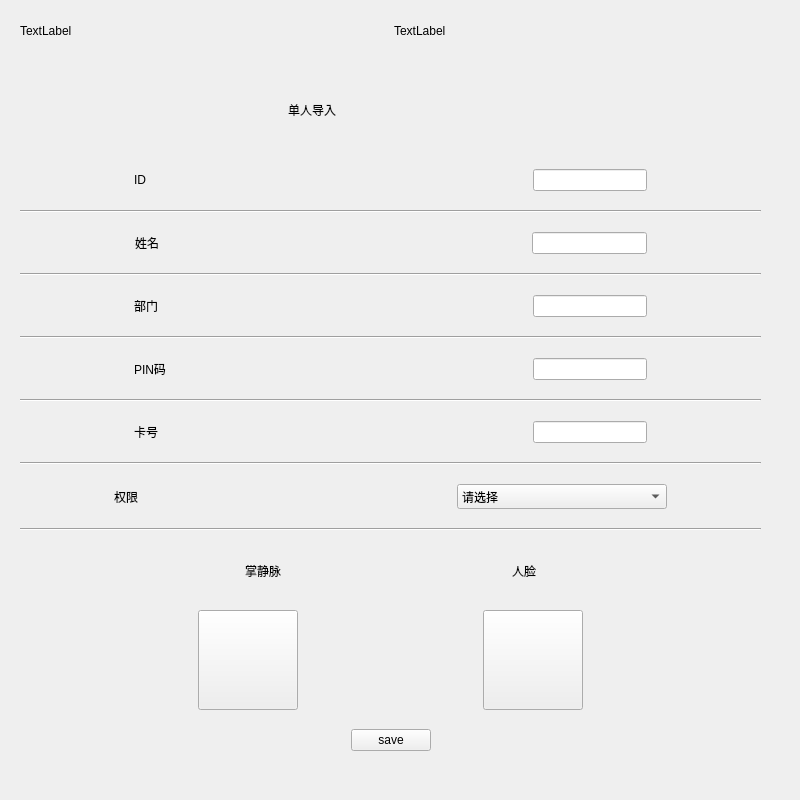
Above: registerform.ui from TerCui/plamProject before the change. Below: the same form after it.
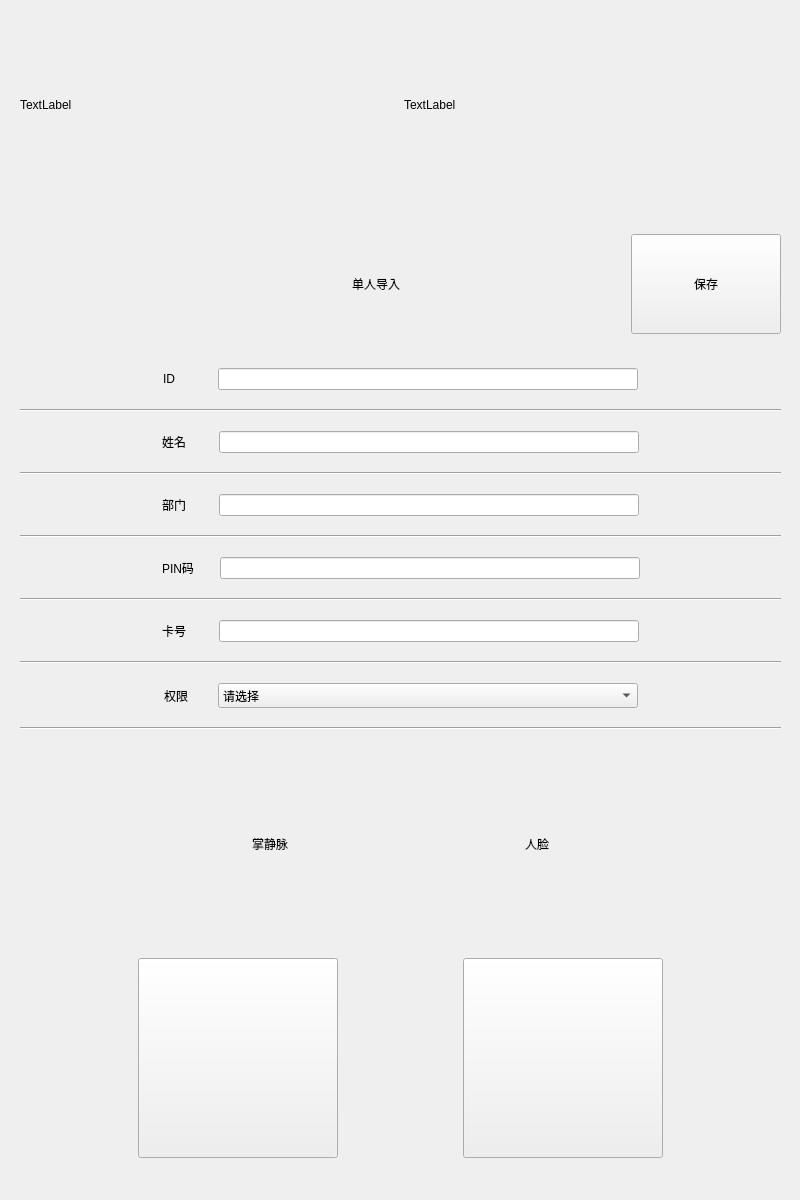
That is the form after the change. Icons and pictures are not drawn.

Patch:
```diff
--- a/registerform.ui
+++ b/registerform.ui
@@ -7,22 +7,22 @@
     <x>0</x>
     <y>0</y>
     <width>800</width>
-    <height>800</height>
+    <height>1200</height>
    </rect>
   </property>
   <property name="windowTitle">
    <string>Form</string>
   </property>
-  <widget class="QWidget" name="">
+  <widget class="QWidget" name="layoutWidget">
    <property name="geometry">
     <rect>
      <x>20</x>
      <y>10</y>
-     <width>741</width>
-     <height>741</height>
+     <width>761</width>
+     <height>1161</height>
     </rect>
    </property>
-   <layout class="QVBoxLayout" name="verticalLayout" stretch="1,0,1,0,1,0,0,0,1,0,0,0,1,0,0,0,1,0,0,0,1,0,0,0,1,0,0,0,1,0,0,0,1">
+   <layout class="QVBoxLayout" name="verticalLayout" stretch="1,0,1,0,1,0,0,0,1,0,0,0,1,0,0,0,1,0,0,0,1,0,0,0,1,0,0,0,1,0,0,0">
     <item>
      <layout class="QHBoxLayout" name="horizontalLayout_10">
       <item>
@@ -92,8 +92,8 @@
         </property>
         <property name="minimumSize">
          <size>
-          <width>50</width>
-          <height>50</height>
+          <width>100</width>
+          <height>100</height>
          </size>
         </property>
         <property name="styleSheet">
@@ -151,17 +151,23 @@
        </spacer>
       </item>
       <item>
-       <spacer name="horizontalSpacer_2">
-        <property name="orientation">
-         <enum>Qt::Horizontal</enum>
+       <widget class="QPushButton" name="pushButton_2">
+        <property name="sizePolicy">
+         <sizepolicy hsizetype="Fixed" vsizetype="Fixed">
+          <horstretch>0</horstretch>
+          <verstretch>0</verstretch>
+         </sizepolicy>
         </property>
-        <property name="sizeHint" stdset="0">
+        <property name="minimumSize">
          <size>
-          <width>40</width>
-          <height>20</height>
+          <width>150</width>
+          <height>100</height>
          </size>
         </property>
-       </spacer>
+        <property name="text">
+         <string>保存</string>
+        </property>
+       </widget>
       </item>
      </layout>
     </item>
@@ -196,51 +202,25 @@
       <item>
        <widget class="QLabel" name="label_id">
         <property name="text">
-         <string>ID            </string>
+         <string>ID           </string>
         </property>
        </widget>
       </item>
       <item>
-       <spacer name="horizontalSpacer_4">
-        <property name="orientation">
-         <enum>Qt::Horizontal</enum>
+       <widget class="QLineEdit" name="lineEdit_id">
+        <property name="sizePolicy">
+         <sizepolicy hsizetype="Fixed" vsizetype="Fixed">
+          <horstretch>0</horstretch>
+          <verstretch>0</verstretch>
+         </sizepolicy>
         </property>
-        <property name="sizeHint" stdset="0">
+        <property name="minimumSize">
          <size>
-          <width>40</width>
-          <height>20</height>
+          <width>420</width>
+          <height>0</height>
          </size>
         </property>
-       </spacer>
-      </item>
-      <item>
-       <spacer name="horizontalSpacer_5">
-        <property name="orientation">
-         <enum>Qt::Horizontal</enum>
-        </property>
-        <property name="sizeHint" stdset="0">
-         <size>
-          <width>40</width>
-          <height>20</height>
-         </size>
-        </property>
-       </spacer>
-      </item>
-      <item>
-       <spacer name="horizontalSpacer_22">
-        <property name="orientation">
-         <enum>Qt::Horizontal</enum>
-        </property>
-        <property name="sizeHint" stdset="0">
-         <size>
-          <width>40</width>
-          <height>20</height>
-         </size>
-        </property>
-       </spacer>
-      </item>
-      <item>
-       <widget class="QLineEdit" name="lineEdit_id"/>
+       </widget>
       </item>
       <item>
        <spacer name="horizontalSpacer_6">
@@ -308,51 +288,25 @@
       <item>
        <widget class="QLabel" name="label_name">
         <property name="text">
-         <string>姓名       </string>
+         <string>姓名        </string>
         </property>
        </widget>
       </item>
       <item>
-       <spacer name="horizontalSpacer_8">
-        <property name="orientation">
-         <enum>Qt::Horizontal</enum>
+       <widget class="QLineEdit" name="lineEdit_name">
+        <property name="sizePolicy">
+         <sizepolicy hsizetype="Fixed" vsizetype="Fixed">
+          <horstretch>0</horstretch>
+          <verstretch>0</verstretch>
+         </sizepolicy>
         </property>
-        <property name="sizeHint" stdset="0">
+        <property name="minimumSize">
          <size>
-          <width>40</width>
-          <height>20</height>
+          <width>420</width>
+          <height>0</height>
          </size>
         </property>
-       </spacer>
-      </item>
-      <item>
-       <spacer name="horizontalSpacer_9">
-        <property name="orientation">
-         <enum>Qt::Horizontal</enum>
-        </property>
-        <property name="sizeHint" stdset="0">
-         <size>
-          <width>40</width>
-          <height>20</height>
-         </size>
-        </property>
-       </spacer>
-      </item>
-      <item>
-       <spacer name="horizontalSpacer_23">
-        <property name="orientation">
-         <enum>Qt::Horizontal</enum>
-        </property>
-        <property name="sizeHint" stdset="0">
-         <size>
-          <width>40</width>
-          <height>20</height>
-         </size>
-        </property>
-       </spacer>
-      </item>
-      <item>
-       <widget class="QLineEdit" name="lineEdit_name"/>
+       </widget>
       </item>
       <item>
        <spacer name="horizontalSpacer_10">
@@ -425,46 +379,20 @@
        </widget>
       </item>
       <item>
-       <spacer name="horizontalSpacer_12">
-        <property name="orientation">
-         <enum>Qt::Horizontal</enum>
+       <widget class="QLineEdit" name="lineEdit_dep">
+        <property name="sizePolicy">
+         <sizepolicy hsizetype="Fixed" vsizetype="Fixed">
+          <horstretch>0</horstretch>
+          <verstretch>0</verstretch>
+         </sizepolicy>
         </property>
-        <property name="sizeHint" stdset="0">
+        <property name="minimumSize">
          <size>
-          <width>40</width>
-          <height>20</height>
+          <width>420</width>
+          <height>0</height>
          </size>
         </property>
-       </spacer>
-      </item>
-      <item>
-       <spacer name="horizontalSpacer_13">
-        <property name="orientation">
-         <enum>Qt::Horizontal</enum>
-        </property>
-        <property name="sizeHint" stdset="0">
-         <size>
-          <width>40</width>
-          <height>20</height>
-         </size>
-        </property>
-       </spacer>
-      </item>
-      <item>
-       <spacer name="horizontalSpacer_24">
-        <property name="orientation">
-         <enum>Qt::Horizontal</enum>
-        </property>
-        <property name="sizeHint" stdset="0">
-         <size>
-          <width>40</width>
-          <height>20</height>
-         </size>
-        </property>
-       </spacer>
-      </item>
-      <item>
-       <widget class="QLineEdit" name="lineEdit_dep"/>
+       </widget>
       </item>
       <item>
        <spacer name="horizontalSpacer_14">
@@ -537,46 +465,20 @@
        </widget>
       </item>
       <item>
-       <spacer name="horizontalSpacer_16">
-        <property name="orientation">
-         <enum>Qt::Horizontal</enum>
+       <widget class="QLineEdit" name="lineEdit_pin">
+        <property name="sizePolicy">
+         <sizepolicy hsizetype="Fixed" vsizetype="Fixed">
+          <horstretch>0</horstretch>
+          <verstretch>0</verstretch>
+         </sizepolicy>
         </property>
-        <property name="sizeHint" stdset="0">
+        <property name="minimumSize">
          <size>
-          <width>40</width>
-          <height>20</height>
+          <width>420</width>
+          <height>0</height>
          </size>
         </property>
-       </spacer>
-      </item>
-      <item>
-       <spacer name="horizontalSpacer_17">
-        <property name="orientation">
-         <enum>Qt::Horizontal</enum>
-        </property>
-        <property name="sizeHint" stdset="0">
-         <size>
-          <width>40</width>
-          <height>20</height>
-         </size>
-        </property>
-       </spacer>
-      </item>
-      <item>
-       <spacer name="horizontalSpacer_25">
-        <property name="orientation">
-         <enum>Qt::Horizontal</enum>
-        </property>
-        <property name="sizeHint" stdset="0">
-         <size>
-          <width>40</width>
-          <height>20</height>
-         </size>
-        </property>
-       </spacer>
-      </item>
-      <item>
-       <widget class="QLineEdit" name="lineEdit_pin"/>
+       </widget>
       </item>
       <item>
        <spacer name="horizontalSpacer_18">
@@ -649,46 +551,20 @@
        </widget>
       </item>
       <item>
-       <spacer name="horizontalSpacer_20">
-        <property name="orientation">
-         <enum>Qt::Horizontal</enum>
+       <widget class="QLineEdit" name="lineEdit_cardno">
+        <property name="sizePolicy">
+         <sizepolicy hsizetype="Fixed" vsizetype="Fixed">
+          <horstretch>0</horstretch>
+          <verstretch>0</verstretch>
+         </sizepolicy>
         </property>
-        <property name="sizeHint" stdset="0">
+        <property name="minimumSize">
          <size>
-          <width>40</width>
-          <height>20</height>
+          <width>420</width>
+          <height>0</height>
          </size>
         </property>
-       </spacer>
-      </item>
-      <item>
-       <spacer name="horizontalSpacer_21">
-        <property name="orientation">
-         <enum>Qt::Horizontal</enum>
-        </property>
-        <property name="sizeHint" stdset="0">
-         <size>
-          <width>40</width>
-          <height>20</height>
-         </size>
-        </property>
-       </spacer>
-      </item>
-      <item>
-       <spacer name="horizontalSpacer_26">
-        <property name="orientation">
-         <enum>Qt::Horizontal</enum>
-        </property>
-        <property name="sizeHint" stdset="0">
-         <size>
-          <width>40</width>
-          <height>20</height>
-         </size>
-        </property>
-       </spacer>
-      </item>
-      <item>
-       <widget class="QLineEdit" name="lineEdit_cardno"/>
+       </widget>
       </item>
       <item>
        <spacer name="horizontalSpacer_27">
@@ -756,49 +632,10 @@
       <item>
        <widget class="QLabel" name="label_auth">
         <property name="text">
-         <string>权限         </string>
+         <string>权限       </string>
         </property>
        </widget>
       </item>
-      <item>
-       <spacer name="horizontalSpacer_29">
-        <property name="orientation">
-         <enum>Qt::Horizontal</enum>
-        </property>
-        <property name="sizeHint" stdset="0">
-         <size>
-          <width>40</width>
-          <height>20</height>
-         </size>
-        </property>
-       </spacer>
-      </item>
-      <item>
-       <spacer name="horizontalSpacer_30">
-        <property name="orientation">
-         <enum>Qt::Horizontal</enum>
-        </property>
-        <property name="sizeHint" stdset="0">
-         <size>
-          <width>40</width>
-          <height>20</height>
-         </size>
-        </property>
-       </spacer>
-      </item>
-      <item>
-       <spacer name="horizontalSpacer_31">
-        <property name="orientation">
-         <enum>Qt::Horizontal</enum>
-        </property>
-        <property name="sizeHint" stdset="0">
-         <size>
-          <width>40</width>
-          <height>20</height>
-         </size>
-        </property>
-       </spacer>
-      </item>
       <item>
        <widget class="QComboBox" name="comboBox">
         <property name="sizePolicy">
@@ -809,7 +646,7 @@
         </property>
         <property name="minimumSize">
          <size>
-          <width>210</width>
+          <width>420</width>
           <height>25</height>
          </size>
         </property>
@@ -973,8 +810,8 @@
         </property>
         <property name="minimumSize">
          <size>
-          <width>100</width>
-          <height>100</height>
+          <width>200</width>
+          <height>200</height>
          </size>
         </property>
         <property name="text">
@@ -1015,8 +852,8 @@
         </property>
         <property name="minimumSize">
          <size>
-          <width>100</width>
-          <height>100</height>
+          <width>200</width>
+          <height>200</height>
          </size>
         </property>
         <property name="text">
@@ -1062,43 +899,6 @@
       </property>
      </spacer>
     </item>
-    <item>
-     <layout class="QHBoxLayout" name="horizontalLayout_11">
-      <item>
-       <spacer name="horizontalSpacer_37">
-        <property name="orientation">
-         <enum>Qt::Horizontal</enum>
-        </property>
-        <property name="sizeHint" stdset="0">
-         <size>
-          <width>40</width>
-          <height>20</height>
-         </size>
-        </property>
-       </spacer>
-      </item>
-      <item>
-       <widget class="QPushButton" name="pushButton_2">
-        <property name="text">
-         <string>save</string>
-        </property>
-       </widget>
-      </item>
-      <item>
-       <spacer name="horizontalSpacer_43">
-        <property name="orientation">
-         <enum>Qt::Horizontal</enum>
-        </property>
-        <property name="sizeHint" stdset="0">
-         <size>
-          <width>40</width>
-          <height>20</height>
-         </size>
-        </property>
-       </spacer>
-      </item>
-     </layout>
-    </item>
    </layout>
   </widget>
  </widget>
```
Left out of the diff: 6 changed lines with no effect on the pictures.
